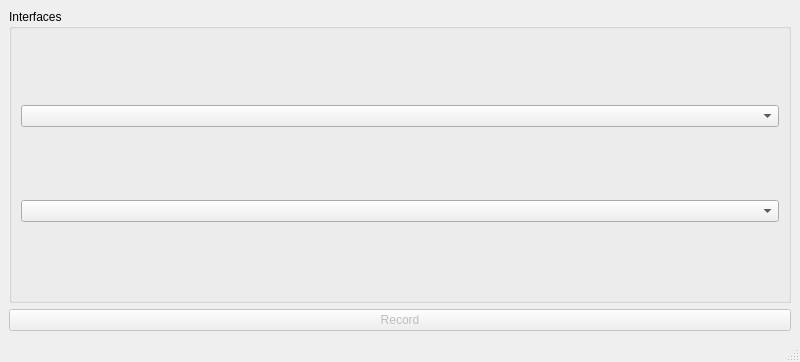
Before: the Qt Designer form mainwindow.ui in micheldavalos/audio_recorder, drawn with Qt 5.
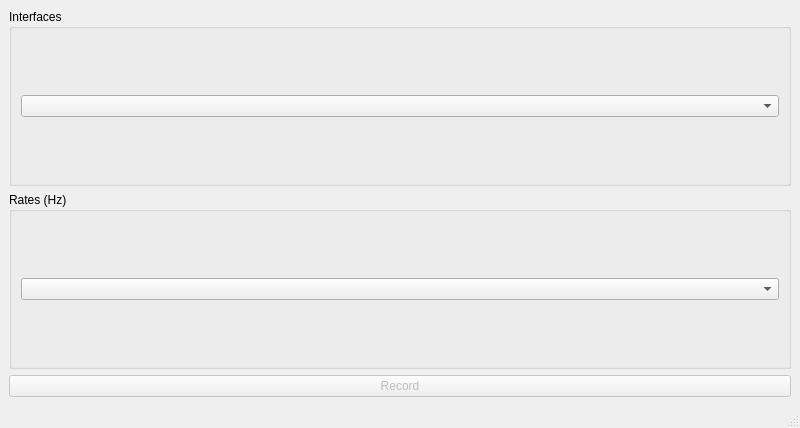
After: the same form once the commit is applied.

Commit message: added a GroupBox for Rates

The edit to the form file:
```diff
--- a/mainwindow.ui
+++ b/mainwindow.ui
@@ -7,7 +7,7 @@
     <x>0</x>
     <y>0</y>
     <width>800</width>
-    <height>362</height>
+    <height>428</height>
    </rect>
   </property>
   <property name="windowTitle">
@@ -24,13 +24,10 @@
        <item row="0" column="0">
         <widget class="QComboBox" name="comboBox"/>
        </item>
-       <item row="1" column="0">
-        <widget class="QComboBox" name="comboBox_2"/>
-       </item>
       </layout>
      </widget>
     </item>
-    <item row="1" column="0">
+    <item row="2" column="0">
      <widget class="QPushButton" name="pushButton">
       <property name="enabled">
        <bool>false</bool>
@@ -40,6 +37,18 @@
       </property>
      </widget>
     </item>
+    <item row="1" column="0">
+     <widget class="QGroupBox" name="groupBox_2">
+      <property name="title">
+       <string>Rates (Hz)</string>
+      </property>
+      <layout class="QGridLayout" name="gridLayout_3">
+       <item row="0" column="0">
+        <widget class="QComboBox" name="comboBox_2"/>
+       </item>
+      </layout>
+     </widget>
+    </item>
    </layout>
   </widget>
   <widget class="QMenuBar" name="menubar">
```
The commit also changes 1 other file.
